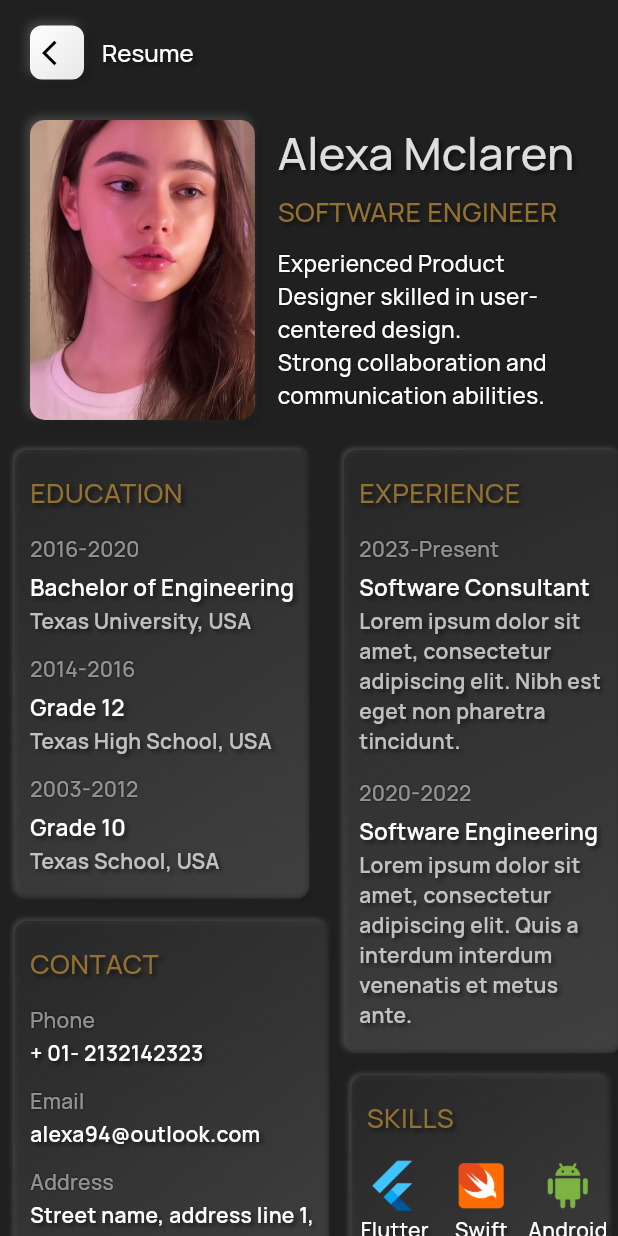
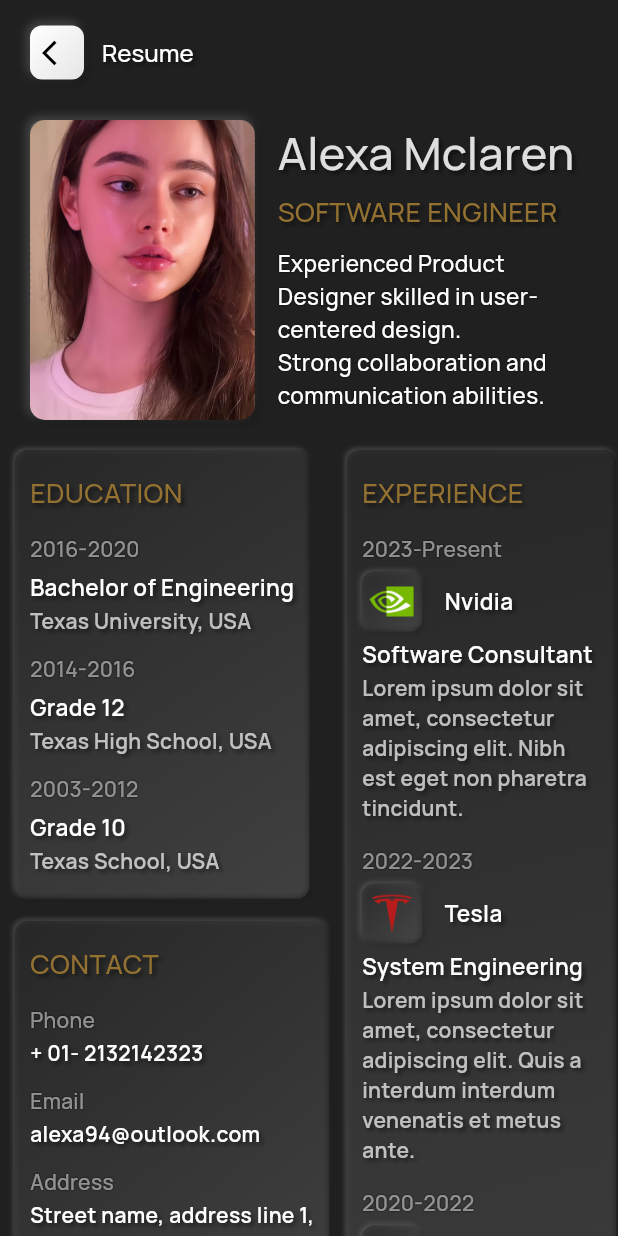
Before and after one commit to thedev97/Pro-Profile-Flutter, a Flutter app: the ResumeScreen screen opened directly, on a phone screen of 412 x 824 dp. Run offline on Flutter 3.47's test engine with Material 3 defaults, Android fonts, the light colour scheme and no system bars; our stand-ins replace easy_stepper, equatable, flutter_bloc, flutter_neumorphic_plus, flutter_svg, google_fonts; missing offline and left inert: elastic_drawer.

Commit message:
experience screen are done

```diff
--- a/lib/core/pro_profile_export.dart
+++ b/lib/core/pro_profile_export.dart
@@ -10,3 +10,4 @@
 export 'package:elastic_drawer/elastic_drawer.dart';
 export '../../core/utils/pro_profile_helper.dart';
 export 'package:flutter_neumorphic_plus/flutter_neumorphic.dart';
+export 'package:easy_stepper/easy_stepper.dart';
--- a/lib/core/utils/pro_profile_image_constant.dart
+++ b/lib/core/utils/pro_profile_image_constant.dart
@@ -26,5 +26,8 @@
   static String android = '$imagePath/kotlin.png';
   static String sql = '$imagePath/sql.png';
   static String git = '$imagePath/github.png';
+  static String tesla = '$imagePath/tesla.png';
+  static String nvidia = '$imagePath/nvidia.png';
+  static String ibm = '$imagePath/ibm.png';
   static const String imageNotFound = 'assets/images/img_not_found.png';
 }
--- a/lib/presentation/experience/bloc/experience_event.dart
+++ b/lib/presentation/experience/bloc/experience_event.dart
@@ -1,12 +1,26 @@
 part of 'experience_bloc.dart';
 
-@immutable
 abstract class ExperienceEvent extends Equatable {
+  const ExperienceEvent();
+
   @override
   List<Object?> get props => [];
 }
 
-class HomeInitialEvent extends ExperienceEvent {
+class UpdateActiveStepEvent extends ExperienceEvent {
+  final int activeStep;
+
+  const UpdateActiveStepEvent(this.activeStep);
+
   @override
-  List<Object?> get props => [];
+  List<Object?> get props => [activeStep];
 }
+
+class UpdateProgressEvent extends ExperienceEvent {
+  final double progress;
+
+  const UpdateProgressEvent(this.progress);
+
+  @override
+  List<Object?> get props => [progress];
+}
--- a/lib/presentation/experience/bloc/experience_state.dart
+++ b/lib/presentation/experience/bloc/experience_state.dart
@@ -1,12 +1,18 @@
 part of 'experience_bloc.dart';
 
 class ExperienceState extends Equatable {
-  const ExperienceState();
+  final int activeStep;
+  final double progress;
+
+  const ExperienceState({this.activeStep = 0, this.progress = 0.0});
 
   @override
-  List<Object?> get props => [];
+  List<Object?> get props => [activeStep, progress];
 
-  ExperienceState copyWith() {
-    return const ExperienceState();
+  ExperienceState copyWith({int? activeStep, double? progress}) {
+    return ExperienceState(
+      activeStep: activeStep ?? this.activeStep,
+      progress: progress ?? this.progress,
+    );
   }
 }
--- a/lib/presentation/resume/resume_screen.dart
+++ b/lib/presentation/resume/resume_screen.dart
@@ -120,15 +120,16 @@
     return Row(
       crossAxisAlignment: CrossAxisAlignment.start,
       children: [
-        _profileEducationAndContact(),
-        _profileExperienceAndSkills(context)
+        _profileEducationContactSkills(context),
+        const SizedBox(width: 12),
+        _profileExperience(context)
       ],
     );
   }
 
-  Widget _profileEducationAndContact() {
+  Widget _profileEducationContactSkills(BuildContext context) {
     return Padding(
-      padding: const EdgeInsets.only(left: 10),
+      padding: const EdgeInsets.only(left: 10, bottom: 15),
       child: Column(
         crossAxisAlignment: CrossAxisAlignment.start,
         children: [
@@ -136,6 +137,7 @@
           const SizedBox(height: 15),
           _profileContact(),
           const SizedBox(height: 15),
+          _profileSkills(context)
         ],
       ),
     );
@@ -270,21 +272,6 @@
     );
   }
 
-  Widget _profileExperienceAndSkills(BuildContext context) {
-    return Padding(
-      padding: const EdgeInsets.only(left: 10),
-      child: Column(
-        crossAxisAlignment: CrossAxisAlignment.start,
-        children: [
-          _profileExperience(context),
-          const SizedBox(height: 15),
-          _profileSkills(context),
-          const SizedBox(height: 15),
-        ],
-      ),
-    );
-  }
-
   Widget _profileExperience(BuildContext context) {
     return Neumorphic(
       style: ProProfileDecoration.normalNeumorphicDecoration,
@@ -299,83 +286,92 @@
               style: theme.textTheme.titleMedium!.copyWith(
                   fontSize: 18,
                   fontWeight: FontWeight.w500,
-                color: appTheme.brown200,
-              ),
+                  color: appTheme.brown200),
             ),
             const SizedBox(height: 15),
-            Text(
+            _buildExperienceItem(
+                context,
+                "Nvidia",
+                "Software Consultant",
+                ProProfileImageConstant.nvidia,
                 "2023-Present",
-              style: theme.textTheme.titleSmall!.copyWith(
-                fontSize: 14,
-                fontWeight: FontWeight.w500,
-                color: Colors.white54,
-              ),
-            ),
-            const SizedBox(height: 5),
-            Text(
-              "Software Consultant",
-              style: theme.textTheme.titleMedium!.copyWith(
-                fontSize: 15,
-                fontWeight: FontWeight.w600,
-                color: Colors.white,
-              ),
-            ),
-            const SizedBox(height: 2),
-            SizedBox(
-              width: MediaQuery.of(context).size.width * 0.4,
-              child: Text(
-                ProProfileStrings.desc2,
-                style: theme.textTheme.titleMedium!.copyWith(
-                  fontSize: 14,
-                  fontWeight: FontWeight.w600,
-                  color: Colors.white70,
-                ),
-                overflow: TextOverflow.ellipsis,
-                maxLines: 10,
-              ),
-            ),
-            const SizedBox(height: 15),
-            Text(
+                ProProfileStrings.desc2),
+            _buildExperienceItem(
+                context,
+                "Tesla",
+                "System Engineering",
+                ProProfileImageConstant.tesla,
+                "2022-2023",
+                ProProfileStrings.desc1),
+            _buildExperienceItem(
+                context,
+                "IBM",
+                "Software Engineering",
+                ProProfileImageConstant.ibm,
                 "2020-2022",
-              style: theme.textTheme.titleSmall!.copyWith(
-                fontSize: 14,
-                fontWeight: FontWeight.w500,
-                color: Colors.white54,
-              ),
-            ),
-            const SizedBox(height: 5),
-            Text(
-              "Software Engineering",
-              style: theme.textTheme.titleMedium!.copyWith(
-                fontSize: 15,
-                fontWeight: FontWeight.w600,
-                color: Colors.white,
-              ),
-            ),
-            const SizedBox(height: 2),
-            SizedBox(
-              width: MediaQuery.of(context).size.width * 0.4,
-              child: Text(
-                ProProfileStrings.desc1,
-                style: theme.textTheme.titleMedium!.copyWith(
-                  fontSize: 14,
-                  fontWeight: FontWeight.w600,
-                  color: Colors.white70,
-                ),
-                overflow: TextOverflow.ellipsis,
-                maxLines: 10,
-              ),
-            ),
+                ProProfileStrings.desc1),
           ],
         ),
       ),
     );
   }
 
+  Widget _buildExperienceItem(BuildContext context, String company,
+      String position, String imagePath, String dateRange, String description) {
+    return Column(
+      crossAxisAlignment: CrossAxisAlignment.start,
+      children: [
+        Text(
+          dateRange,
+          style: theme.textTheme.titleSmall!.copyWith(
+              fontSize: 14, fontWeight: FontWeight.w500, color: Colors.white54),
+        ),
+        const SizedBox(height: 5),
+        Row(
+          children: [
+            Neumorphic(
+              style: ProProfileDecoration.normalNeumorphicDecoration,
+              child: ProProfileImageView(
+                imagePath: imagePath,
+                height: 30,
+                width: 30,
+                margin: const EdgeInsets.all(5),
+              ),
+            ),
+            const SizedBox(width: 15),
+            Text(
+              company,
+              style: theme.textTheme.titleMedium!.copyWith(
+                  fontSize: 15,
+                  fontWeight: FontWeight.w600,
+                  color: Colors.white),
+            ),
+          ],
+        ),
+        const SizedBox(height: 5),
+        Text(
+          position,
+          style: theme.textTheme.titleMedium!.copyWith(
+              fontSize: 15, fontWeight: FontWeight.w600, color: Colors.white),
+        ),
+        const SizedBox(height: 2),
+        SizedBox(
+          width: MediaQuery.of(context).size.width * 0.38,
+          child: Text(description,
+              style: theme.textTheme.titleMedium!.copyWith(
+                  fontSize: 14,
+                  fontWeight: FontWeight.w600,
+                  color: Colors.white70),
+              overflow: TextOverflow.ellipsis,
+              maxLines: 10),
+        ),
+        const SizedBox(height: 15),
+      ],
+    );
+  }
+
   Widget _profileSkills(BuildContext context) {
-    return Padding(
-      padding: const EdgeInsets.only(left: 5),
-      child: Neumorphic(
+    return Neumorphic(
       style: ProProfileDecoration.normalNeumorphicDecoration,
       child: Container(
         padding: const EdgeInsets.symmetric(vertical: 15),
@@ -390,20 +386,19 @@
                 style: theme.textTheme.titleMedium!.copyWith(
                     fontSize: 18,
                     fontWeight: FontWeight.w500,
-                    color: appTheme.brown200
-                  ),
+                    color: appTheme.brown200),
               ),
             ),
             const SizedBox(height: 15),
-              SizedBox(
-                width: MediaQuery.of(context).size.width *0.42,
+            Padding(
+              padding: const EdgeInsets.symmetric(horizontal: 5),
+              child: SizedBox(
+                width: MediaQuery.of(context).size.width * 0.45,
                 child: GridView.builder(
                   shrinkWrap: true,
                   physics: const NeverScrollableScrollPhysics(),
                   gridDelegate: const SliverGridDelegateWithFixedCrossAxisCount(
-                    crossAxisCount: 3,
-                    mainAxisSpacing: 25,
-                  ),
+                      crossAxisCount: 3, mainAxisSpacing: 25),
                   itemCount: ProProfileHelper.skillsImage.length,
                   itemBuilder: (context, index) {
                     return Column(
@@ -419,16 +414,15 @@
                           style: theme.textTheme.titleMedium!.copyWith(
                               fontSize: 14,
                               fontWeight: FontWeight.w500,
-                            color: appTheme.white,
-                          ),
+                              color: appTheme.white),
                         ),
                       ],
                     );
                   },
                 ),
               ),
+            ),
           ],
-          ),
         ),
       ),
     );
--- a/pubspec.yaml
+++ b/pubspec.yaml
@@ -17,6 +17,7 @@
   equatable: ^2.0.5
   elastic_drawer: ^2.0.2
   google_fonts: ^6.2.1
+  easy_stepper: ^0.8.3
 
 dev_dependencies:
   flutter_test:
```
Also changed, not shown: lib/main.dart (+16 -1 lines), lib/presentation/experience/bloc/experience_bloc.dart (+8 -9 lines), lib/presentation/experience/experience_screen.dart (+127 -9 lines), lib/presentation/home/home_screen.dart (+12 -6 lines), assets/images/ibm.png (added), assets/images/nvidia.png (added), assets/images/tesla.png (added), pubspec.lock. Lines whose indentation alone changed are shown as unchanged.
